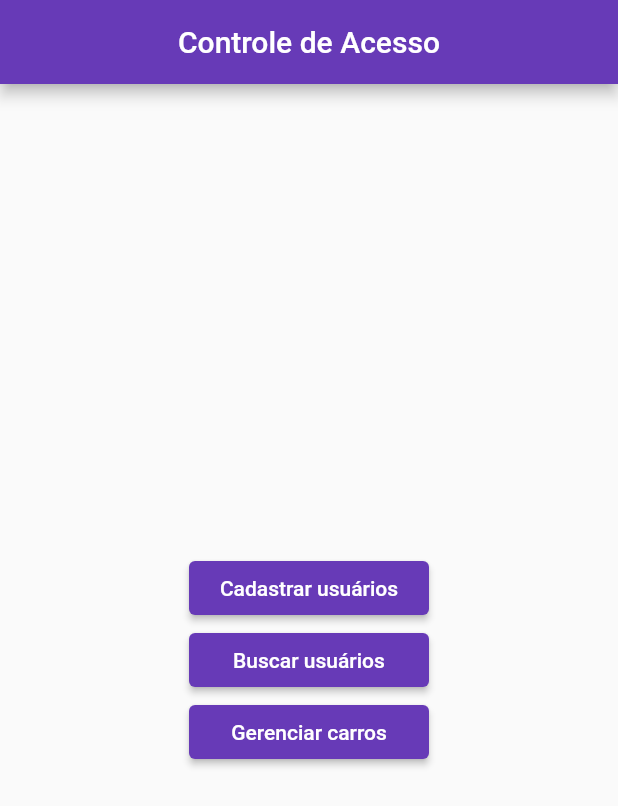
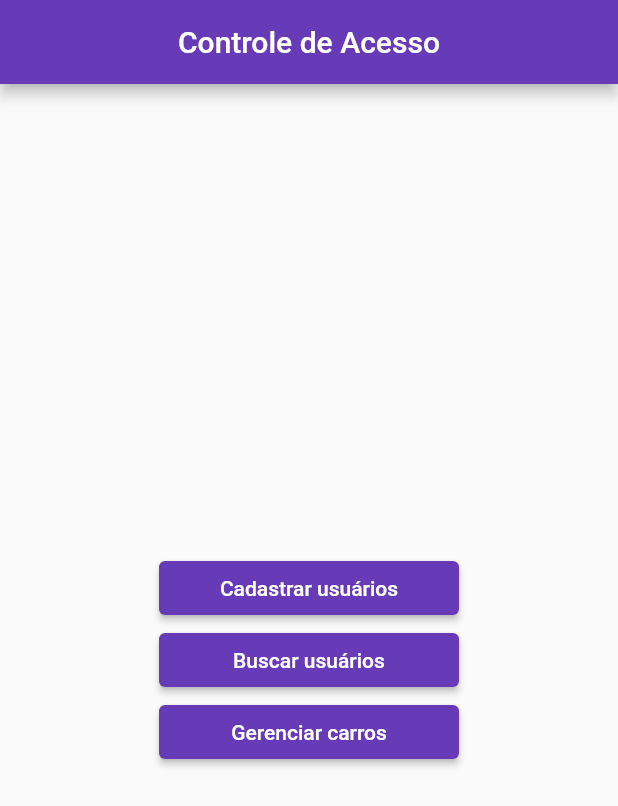
Before and after one commit to lopes-adriano/condominio, a Flutter app: the screen it shows after launch, on a phone screen of 412 x 824 dp. Shown: the top 806 px of the screen. Run offline on Flutter 3.47's test engine with Material 2 defaults, Android fonts, the phone set to English and light mode, and no system bars; our stand-ins replace brasil_fields, cloud_firestore, email_validator, firebase_core, mask_text_input_formatter; accounts and stored records are empty.

Commit message:
modified:   lib/screens/home_screen.dart

```diff
--- a/lib/screens/home_screen.dart
+++ b/lib/screens/home_screen.dart
@@ -35,7 +35,7 @@ class RedirectButton extends StatelessWidget {
   @override
   Widget build(BuildContext context) {
     return SizedBox(
-      width: 160,
+      width: 200,
       child: ElevatedButton(
         onPressed: () {
           Navigator.pushNamed(context, route);
--- a/lib/user_form.dart
+++ b/lib/user_form.dart
@@ -102,7 +102,6 @@ class _UserFieldsFormState extends State<UserFieldsForm> {
               },
             ),
             TextFormField(
-              autovalidateMode: AutovalidateMode.onUserInteraction,
               decoration: const InputDecoration(labelText: 'CPF'),
               inputFormatters: [maskCpf],
               validator: (value) {
@@ -120,7 +119,7 @@ class _UserFieldsFormState extends State<UserFieldsForm> {
               },
             ),
             TextFormField(
-              autovalidateMode: AutovalidateMode.onUserInteraction,
+
               decoration: const InputDecoration(labelText: 'Email'),
               validator: (value) {
                 if (value == null || value.isEmpty) {
@@ -163,7 +162,6 @@ class _UserFieldsFormState extends State<UserFieldsForm> {
             ),
             if (userType == 'morador')
               TextFormField(
-                autovalidateMode: AutovalidateMode.onUserInteraction,
                 decoration: const InputDecoration(labelText: 'Apartamento'),
                 validator: (value) {
                   if (value == null || value.isEmpty) {
```
Also changed, not shown: pubspec.lock.
